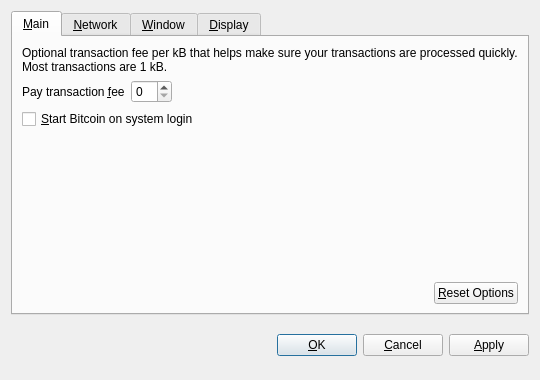
hanxianzhai/hvcoin, file src/qt/forms/optionsdialog.ui: the form before one commit.
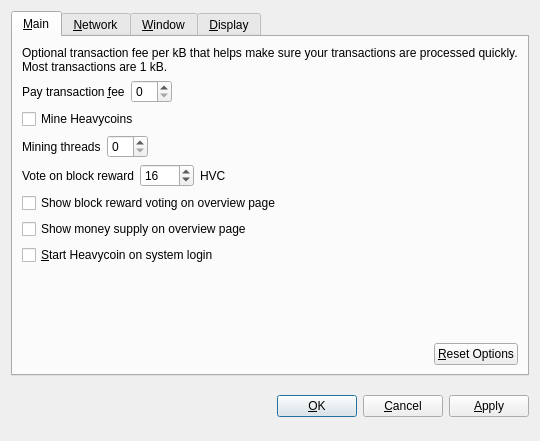
The form after the commit. Custom widgets are drawn as their Qt base class.

The edit to the form file:
```diff
--- a/src/qt/forms/optionsdialog.ui
+++ b/src/qt/forms/optionsdialog.ui
@@ -7,7 +7,7 @@
     <x>0</x>
     <y>0</y>
     <width>540</width>
-    <height>380</height>
+    <height>441</height>
    </rect>
   </property>
   <property name="windowTitle">
@@ -76,13 +76,114 @@
          </item>
         </layout>
        </item>
+       <item>
+        <widget class="QCheckBox" name="generate">
+         <property name="text">
+          <string>Mine Heavycoins</string>
+         </property>
+        </widget>
+       </item>
+       <item>
+        <layout class="QHBoxLayout" name="horizontalLayout">
+         <item>
+          <widget class="QLabel" name="label_2">
+           <property name="text">
+            <string>Mining threads</string>
+           </property>
+          </widget>
+         </item>
+         <item>
+          <widget class="QSpinBox" name="generateThreads"/>
+         </item>
+         <item>
+          <spacer name="horizontalSpacer_3">
+           <property name="orientation">
+            <enum>Qt::Horizontal</enum>
+           </property>
+           <property name="sizeHint" stdset="0">
+            <size>
+             <width>40</width>
+             <height>20</height>
+            </size>
+           </property>
+          </spacer>
+         </item>
+        </layout>
+       </item>
+       <item>
+        <layout class="QHBoxLayout" name="horizontalLayout_3_Main">
+         <item>
+          <widget class="QLabel" name="blockRewardLabel">
+           <property name="text">
+            <string>Vote on block reward</string>
+           </property>
+           <property name="buddy">
+            <cstring>blockRewardVote</cstring>
+           </property>
+          </widget>
+         </item>
+         <item>
+          <widget class="QSpinBox" name="blockRewardVote">
+           <property name="enabled">
+            <bool>true</bool>
+           </property>
+           <property name="minimum">
+            <number>0</number>
+           </property>
+           <property name="maximum">
+            <number>2048</number>
+           </property>
+           <property name="value">
+            <number>16</number>
+           </property>
+          </widget>
+         </item>
+         <item>
+          <widget class="QLabel" name="label">
+           <property name="text">
+            <string>HVC</string>
+           </property>
+          </widget>
+         </item>
+         <item>
+          <spacer name="horizontalSpacer">
+           <property name="orientation">
+            <enum>Qt::Horizontal</enum>
+           </property>
+           <property name="sizeType">
+            <enum>QSizePolicy::Expanding</enum>
+           </property>
+           <property name="sizeHint" stdset="0">
+            <size>
+             <width>100</width>
+             <height>20</height>
+            </size>
+           </property>
+          </spacer>
+         </item>
+        </layout>
+       </item>
+       <item>
+        <widget class="QCheckBox" name="showVotingOverview">
+         <property name="text">
+          <string>Show block reward voting on overview page</string>
+         </property>
+        </widget>
+       </item>
+       <item>
+        <widget class="QCheckBox" name="showSupplyOverview">
+         <property name="text">
+          <string>Show money supply on overview page</string>
+         </property>
+        </widget>
+       </item>
        <item>
         <widget class="QCheckBox" name="bitcoinAtStartup">
          <property name="toolTip">
           <string>Automatically start Bitcoin after logging in to the system.</string>
          </property>
          <property name="text">
-          <string>&amp;Start Bitcoin on system login</string>
+          <string>&amp;Start Heavycoin on system login</string>
          </property>
         </widget>
        </item>
```
Left out of the diff: 10 changed lines with no effect on the pictures.
